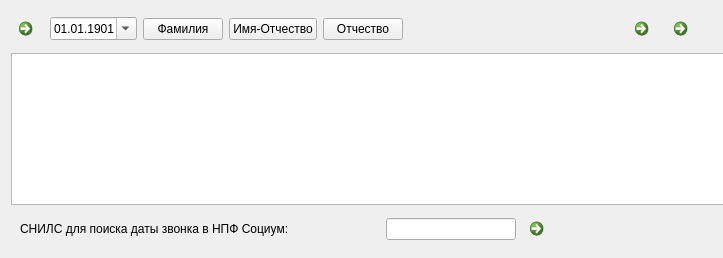
This is alone_win.ui in dekarh/alone as Qt 5 draws it before an edit; both pictures show x 0 to 723 and y 0 to 258 of the 1269 by 258 pixel window. The edited form follows.
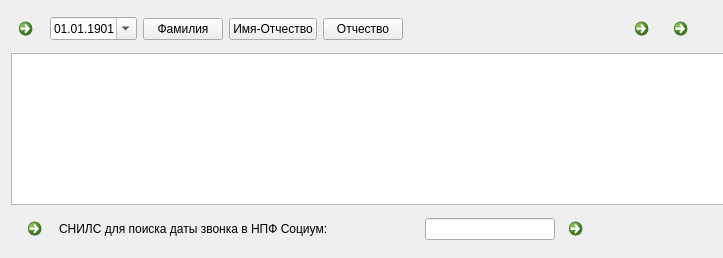
This is the edited form. Icons and pictures are not drawn.

The edit to the form file:
```diff
--- a/alone_win.ui
+++ b/alone_win.ui
@@ -226,6 +226,26 @@
       <property name="bottomMargin">
        <number>0</number>
       </property>
+      <item>
+       <widget class="QCommandLinkButton" name="clbLoadXlsx">
+        <property name="maximumSize">
+         <size>
+          <width>33</width>
+          <height>16777215</height>
+         </size>
+        </property>
+        <property name="text">
+         <string/>
+        </property>
+        <property name="icon">
+         <iconset>
+          <normaloff>saveXLSX.png</normaloff>saveXLSX.png</iconset>
+        </property>
+        <property name="description">
+         <string/>
+        </property>
+       </widget>
+      </item>
       <item>
        <widget class="QLabel" name="lbSNILS">
         <property name="maximumSize">
```
